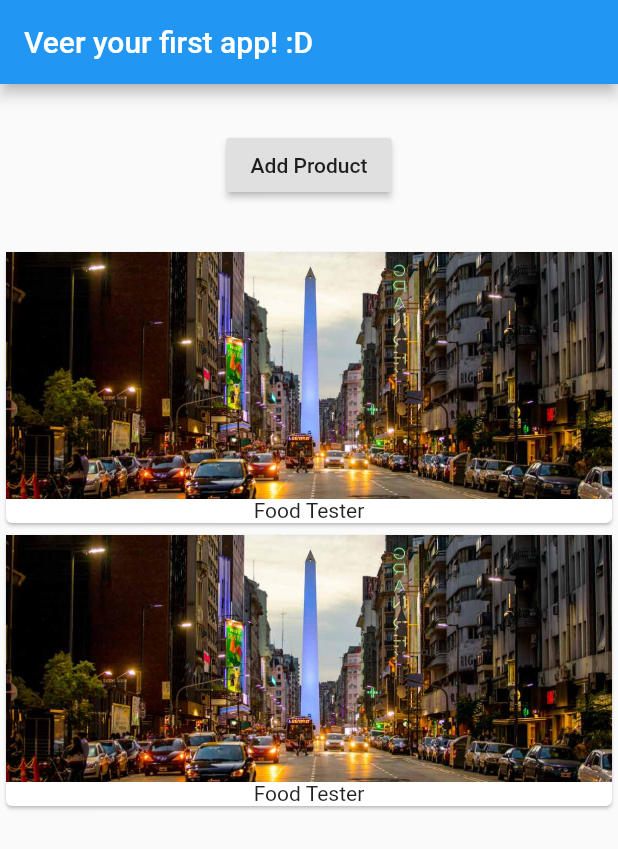
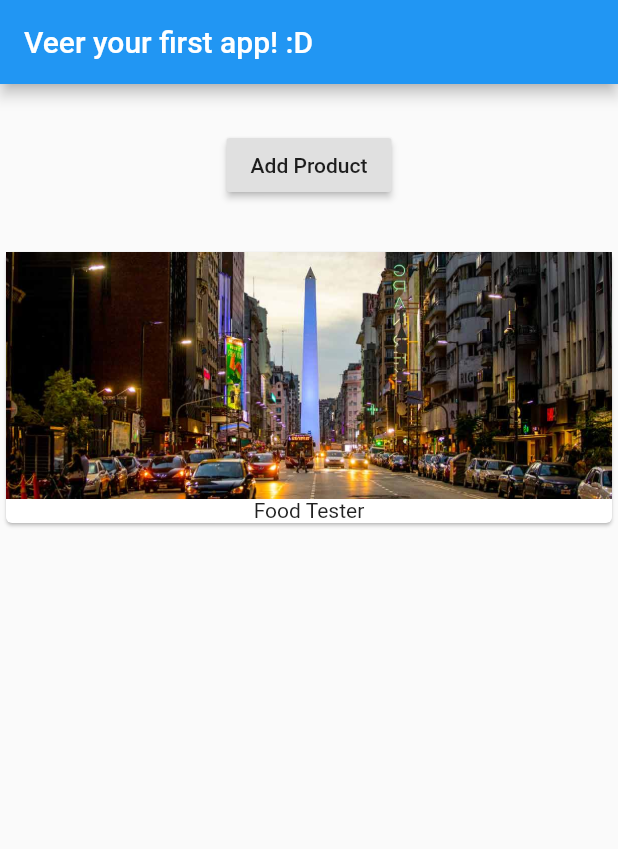
Before and after one commit to gurupratap-matharu/flutter_course, a Flutter app: the screen it shows after launch, on a phone screen of 412 x 824 dp. Shown: the top 849 px of the screen. Run offline on Flutter 3.47's test engine with Material 2 defaults, Android fonts, the phone set to English and light mode, and no system bars.

Commit message:
main, products and product manager are now linked

```diff
--- a/lib/main.dart
+++ b/lib/main.dart
@@ -12,7 +12,7 @@ class MyApp extends StatelessWidget {
           appBar: AppBar(
             title: Text('Veer your first app! :D'),
           ),
-          body: ProductManager('Food Tester')),
+          body: ProductManager('Food Tester'),),
     );
   }
 }
--- a/lib/product_manager.dart
+++ b/lib/product_manager.dart
@@ -14,7 +14,7 @@ class ProductManager extends StatefulWidget {
 }
 
 class _ProductManager extends State<ProductManager> {
-  List<String> _products = ['Food Tester'];
+  List<String> _products = [];
 
   @override
   void initState() {
--- a/lib/products.dart
+++ b/lib/products.dart
@@ -3,10 +3,13 @@ import 'package:flutter/material.dart';
 class Products extends StatelessWidget {
   final List<String> products;
 
-  Products(this.products);
+  Products(this.products){
+    print('[Products Widget] Constructor');
+  }
 
   @override
   Widget build(BuildContext context) {
+    print('[Products Widget] build()');
     return Column(
       children: products
           .map((element) => Card(
```
